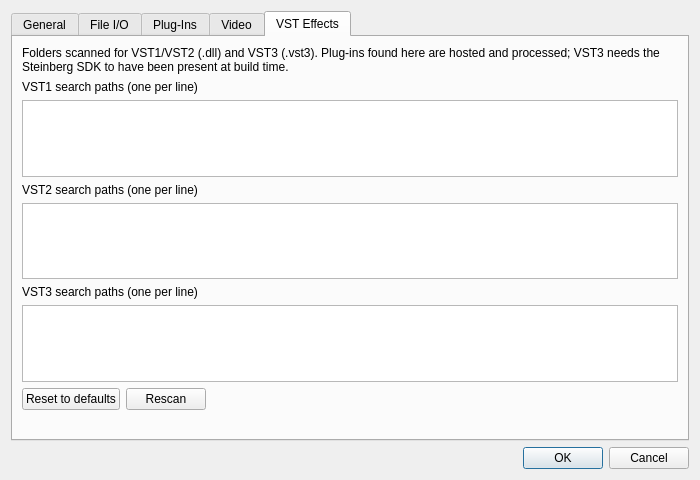
The window that ui/PreferencesDialog.ui (ili4yov-ika/OpenVegas) describes before a commit, drawn with Qt 5.
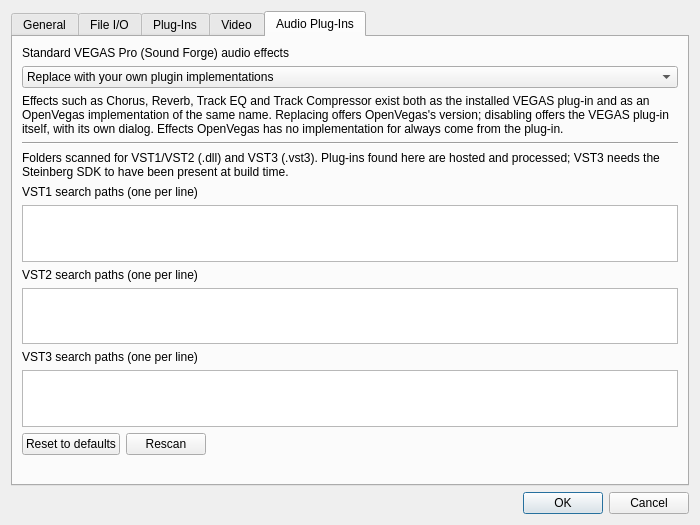
The same window after the commit. The open tabs and pages were chosen to show the change.

```diff
--- a/ui/PreferencesDialog.ui
+++ b/ui/PreferencesDialog.ui
@@ -263,9 +263,47 @@
      </widget>
      <widget class="QWidget" name="tabVst">
       <attribute name="title">
-       <string>VST Effects</string>
+       <string>Audio Plug-Ins</string>
       </attribute>
       <layout class="QVBoxLayout" name="vstLayout">
+       <item>
+        <widget class="QLabel" name="sharedFxLabel">
+         <property name="text">
+          <string>Standard VEGAS Pro (Sound Forge) audio effects</string>
+         </property>
+        </widget>
+       </item>
+       <item>
+        <widget class="QComboBox" name="sharedFxModeCombo">
+         <item>
+          <property name="text">
+           <string>Replace with your own plugin implementations</string>
+          </property>
+         </item>
+         <item>
+          <property name="text">
+           <string>Disable your own plugin implementations</string>
+          </property>
+         </item>
+        </widget>
+       </item>
+       <item>
+        <widget class="QLabel" name="sharedFxHint">
+         <property name="text">
+          <string>Effects such as Chorus, Reverb, Track EQ and Track Compressor exist both as the installed VEGAS plug-in and as an OpenVegas implementation of the same name. Replacing offers OpenVegas's version; disabling offers the VEGAS plug-in itself, with its own dialog. Effects OpenVegas has no implementation for always come from the plug-in.</string>
+         </property>
+         <property name="wordWrap">
+          <bool>true</bool>
+         </property>
+        </widget>
+       </item>
+       <item>
+        <widget class="Line" name="sharedFxSeparator">
+         <property name="orientation">
+          <enum>Qt::Horizontal</enum>
+         </property>
+        </widget>
+       </item>
        <item>
         <widget class="QLabel" name="vstIntro">
          <property name="text">
```
